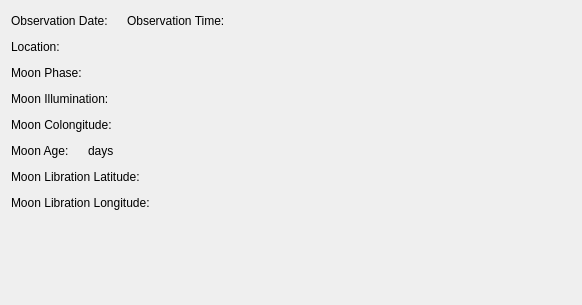
This is res/ui/widgets/moon_info_tab.ui in mareuter/lct-python as Qt 5 draws it before an edit. The edited form follows.
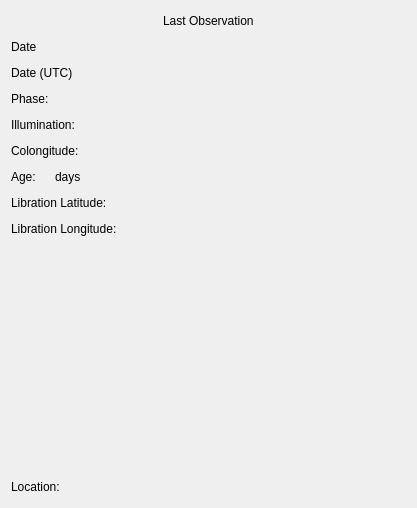
This is the edited form.

Commit message: Refs #8. Revamping layout.

What changed in the file:
```diff
--- a/res/ui/widgets/moon_info_tab.ui
+++ b/res/ui/widgets/moon_info_tab.ui
@@ -6,46 +6,38 @@
    <rect>
     <x>0</x>
     <y>0</y>
-    <width>582</width>
-    <height>305</height>
+    <width>417</width>
+    <height>508</height>
    </rect>
   </property>
   <property name="windowTitle">
    <string/>
   </property>
   <layout class="QGridLayout" name="gridLayout">
-   <item row="0" column="0">
-    <layout class="QHBoxLayout" name="horizontalLayout">
+   <item row="0" column="0" colspan="2">
+    <layout class="QHBoxLayout" name="horizontalLayout_10">
      <item>
-      <widget class="QLabel" name="obs_date_label">
-       <property name="text">
-        <string>Observation Date:</string>
+      <spacer name="horizontalSpacer_10">
+       <property name="orientation">
+        <enum>Qt::Horizontal</enum>
        </property>
-      </widget>
-     </item>
-     <item>
-      <widget class="QLabel" name="obs_date_edit">
-       <property name="text">
-        <string/>
+       <property name="sizeHint" stdset="0">
+        <size>
+         <width>40</width>
+         <height>20</height>
+        </size>
        </property>
-      </widget>
+      </spacer>
      </item>
      <item>
-      <widget class="QLabel" name="obs_time_label">
+      <widget class="QLabel" name="last_obs_label">
        <property name="text">
-        <string>Observation Time:</string>
+        <string>Last Observation</string>
        </property>
       </widget>
      </item>
      <item>
-      <widget class="QLabel" name="obs_time_edit">
-       <property name="text">
-        <string/>
-       </property>
-      </widget>
-     </item>
-     <item>
-      <spacer name="horizontalSpacer_5">
+      <spacer name="horizontalSpacer_11">
        <property name="orientation">
         <enum>Qt::Horizontal</enum>
        </property>
@@ -60,23 +52,23 @@
     </layout>
    </item>
    <item row="1" column="0">
-    <layout class="QHBoxLayout" name="horizontalLayout_2">
+    <layout class="QHBoxLayout" name="horizontalLayout_9">
      <item>
-      <widget class="QLabel" name="location_label">
+      <widget class="QLabel" name="local_date_label">
        <property name="text">
-        <string>Location:</string>
+        <string>Date</string>
        </property>
       </widget>
      </item>
      <item>
-      <widget class="QLabel" name="location_edit">
+      <widget class="QLabel" name="local_date_edit">
        <property name="text">
         <string/>
        </property>
       </widget>
      </item>
      <item>
-      <spacer name="horizontalSpacer_2">
+      <spacer name="horizontalSpacer_5">
        <property name="orientation">
         <enum>Qt::Horizontal</enum>
        </property>
@@ -90,12 +82,43 @@
      </item>
     </layout>
    </item>
-   <item row="2" column="0">
+   <item row="2" column="0" colspan="2">
+    <layout class="QHBoxLayout" name="horizontalLayout">
+     <item>
+      <widget class="QLabel" name="utc_date_label">
+       <property name="text">
+        <string>Date (UTC)</string>
+       </property>
+      </widget>
+     </item>
+     <item>
+      <widget class="QLabel" name="utc_date_edit">
+       <property name="text">
+        <string/>
+       </property>
+      </widget>
+     </item>
+     <item>
+      <spacer name="horizontalSpacer_9">
+       <property name="orientation">
+        <enum>Qt::Horizontal</enum>
+       </property>
+       <property name="sizeHint" stdset="0">
+        <size>
+         <width>40</width>
+         <height>20</height>
+        </size>
+       </property>
+      </spacer>
+     </item>
+    </layout>
+   </item>
+   <item row="3" column="0" colspan="2">
     <layout class="QHBoxLayout" name="horizontalLayout_6">
      <item>
       <widget class="QLabel" name="moon_phase_label">
        <property name="text">
-        <string>Moon Phase:</string>
+        <string>Phase:</string>
        </property>
       </widget>
      </item>
@@ -121,12 +144,12 @@
      </item>
     </layout>
    </item>
-   <item row="3" column="0">
+   <item row="4" column="0" colspan="2">
     <layout class="QHBoxLayout" name="horizontalLayout_3">
      <item>
       <widget class="QLabel" name="moon_illum_label">
        <property name="text">
-        <string>Moon Illumination:</string>
+        <string>Illumination:</string>
        </property>
       </widget>
      </item>
@@ -152,12 +175,12 @@
      </item>
     </layout>
    </item>
-   <item row="4" column="0">
+   <item row="5" column="0" colspan="2">
     <layout class="QHBoxLayout" name="horizontalLayout_4">
      <item>
       <widget class="QLabel" name="moon_colong_label">
        <property name="text">
-        <string>Moon Colongitude:</string>
+        <string>Colongitude:</string>
        </property>
       </widget>
      </item>
@@ -183,12 +206,12 @@
      </item>
     </layout>
    </item>
-   <item row="5" column="0">
+   <item row="6" column="0" colspan="2">
     <layout class="QHBoxLayout" name="horizontalLayout_5">
      <item>
       <widget class="QLabel" name="moon_age_label">
        <property name="text">
-        <string>Moon Age:</string>
+        <string>Age:</string>
        </property>
       </widget>
      </item>
@@ -221,12 +244,12 @@
      </item>
     </layout>
    </item>
-   <item row="6" column="0">
+   <item row="7" column="0" colspan="2">
     <layout class="QHBoxLayout" name="horizontalLayout_7">
      <item>
       <widget class="QLabel" name="moon_libration_lat_label">
        <property name="text">
-        <string>Moon Libration Latitude:</string>
+        <string>Libration Latitude:</string>
        </property>
       </widget>
      </item>
@@ -252,12 +275,12 @@
      </item>
     </layout>
    </item>
-   <item row="7" column="0">
+   <item row="8" column="0" colspan="2">
     <layout class="QHBoxLayout" name="horizontalLayout_8">
      <item>
       <widget class="QLabel" name="moon_libration_long_label">
        <property name="text">
-        <string>Moon Libration Longitude:</string>
+        <string>Libration Longitude:</string>
        </property>
       </widget>
      </item>
@@ -283,7 +306,7 @@
      </item>
     </layout>
    </item>
-   <item row="8" column="0">
+   <item row="9" column="1">
     <spacer name="verticalSpacer">
      <property name="orientation">
       <enum>Qt::Vertical</enum>
@@ -296,6 +319,37 @@
      </property>
     </spacer>
    </item>
+   <item row="10" column="0" colspan="2">
+    <layout class="QHBoxLayout" name="horizontalLayout_2">
+     <item>
+      <widget class="QLabel" name="location_label">
+       <property name="text">
+        <string>Location:</string>
+       </property>
+      </widget>
+     </item>
+     <item>
+      <widget class="QLabel" name="location_edit">
+       <property name="text">
+        <string/>
+       </property>
+      </widget>
+     </item>
+     <item>
+      <spacer name="horizontalSpacer_2">
+       <property name="orientation">
+        <enum>Qt::Horizontal</enum>
+       </property>
+       <property name="sizeHint" stdset="0">
+        <size>
+         <width>40</width>
+         <height>20</height>
+        </size>
+       </property>
+      </spacer>
+     </item>
+    </layout>
+   </item>
   </layout>
  </widget>
  <resources/>
```
